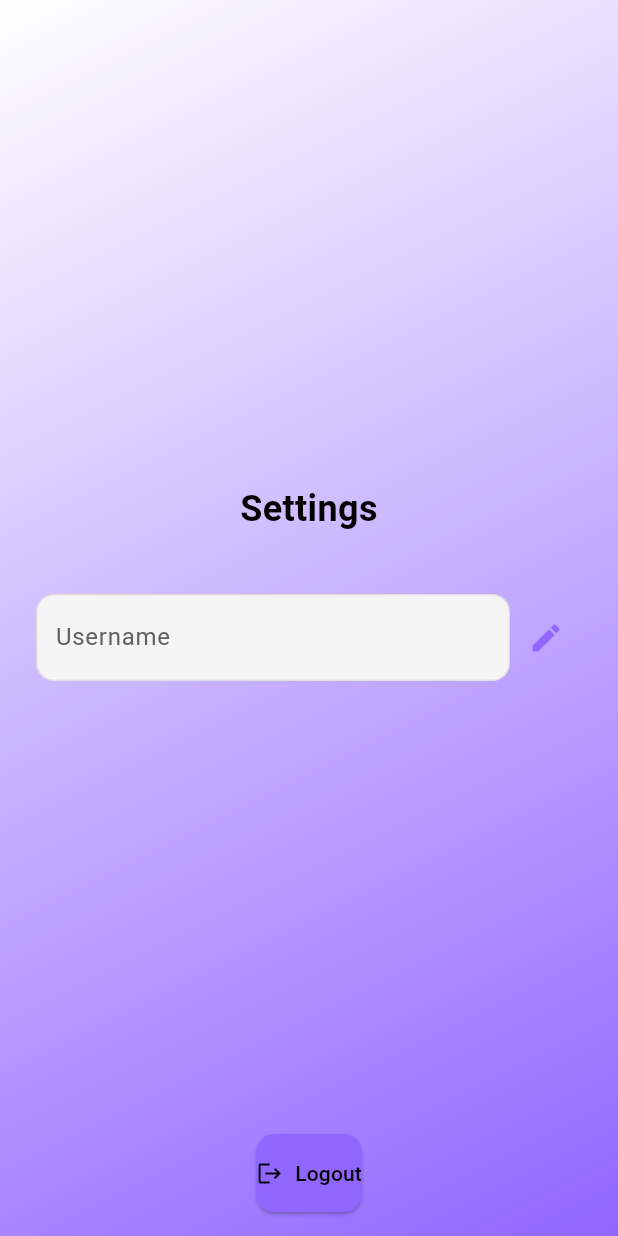
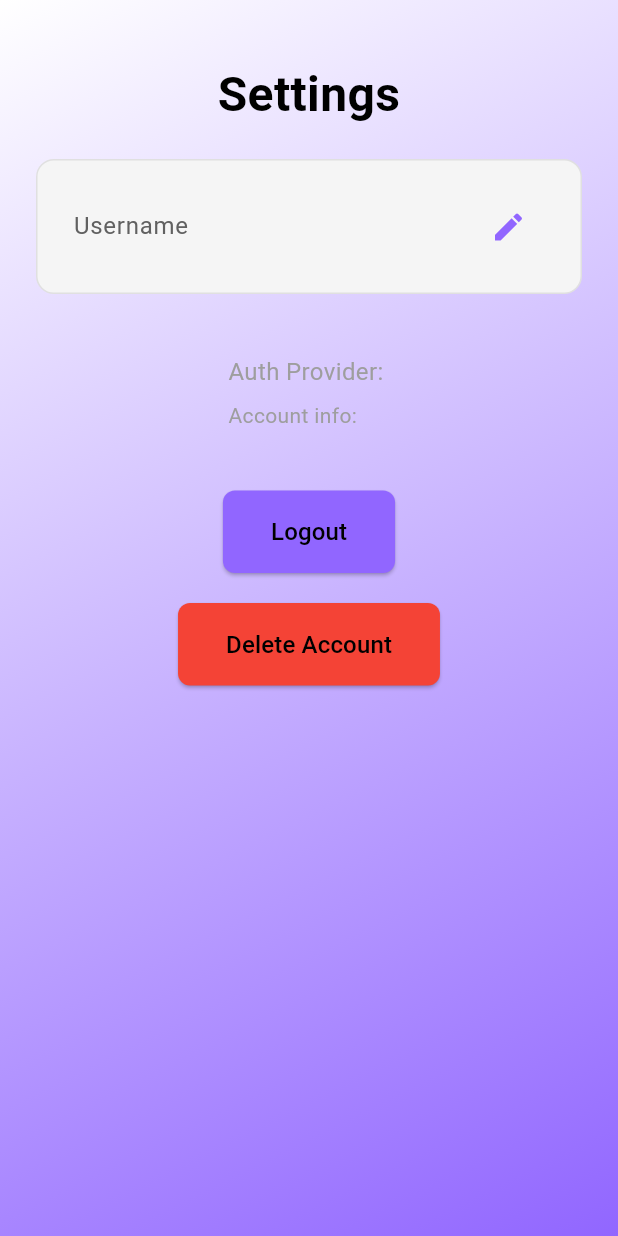
Before and after one commit to Vishal-Singh2k4/BingeBros, a Flutter app: the SettingsPage screen opened by its route, on a phone screen of 412 x 824 dp. Run offline on Flutter 3.47's test engine with Material 3 defaults, Android fonts, the phone set to English and light mode, and no system bars; our stand-ins replace carousel_slider, cloud_firestore, firebase_auth, firebase_core, google_sign_in, intl_phone_number_input and 3 more; accounts and stored records are empty.

Commit message:
Delete account and Logout added

```diff
--- a/binge/lib/pages/SettingsPage.dart
+++ b/binge/lib/pages/SettingsPage.dart
@@ -15,6 +15,8 @@ class _SettingsPageState extends State<SettingsPage> {
   bool _isEditingUsername = false;
   String _originalUsername = '';
   TextEditingController _usernameController = TextEditingController();
+  String _authProvider = ''; // Variable to hold the auth provider info
+  String _authInfo = ''; // Variable to hold the auth info (phone or email)
 
   @override
   void initState() {
@@ -30,6 +32,22 @@ class _SettingsPageState extends State<SettingsPage> {
       var userData = snapshot.data() as Map<String, dynamic>;
       _originalUsername = userData['username'] ?? user.email;
       _usernameController.text = _originalUsername;
+
+      // Determine the authentication provider and relevant info
+      if (user.providerData.isNotEmpty) {
+        var provider = user.providerData.first.providerId;
+        if (provider == 'google.com') {
+          _authProvider = 'Google Account';
+          _authInfo = user.email ?? 'No email';
+        } else if (provider == 'phone') {
+          _authProvider = 'Phone Number';
+          _authInfo = user.phoneNumber ?? 'No phone number';
+        } else {
+          _authProvider = 'Other';
+          _authInfo = 'N/A';
+        }
+      }
+
       setState(() {}); // Ensure the UI is updated after loading the username
     }
   }
@@ -85,6 +103,75 @@ class _SettingsPageState extends State<SettingsPage> {
     });
   }
 
+  void _showDeleteAccountDialog() {
+    showDialog(
+      context: context,
+      builder: (BuildContext context) {
+        return AlertDialog(
+          title: Text('Confirm Deletion'),
+          content: Text('Are you sure you want to delete your account? This action cannot be undone.'),
+          actions: <Widget>[
+            TextButton(
+              child: Text('Cancel'),
+              onPressed: () {
+                Navigator.of(context).pop();
+              },
+            ),
+            TextButton(
+              child: Text('Delete'),
+              onPressed: () {
+                Navigator.of(context).pop();
+                _startAccountDeletion();
+              },
+            ),
+          ],
+        );
+      },
+    );
+  }
+
+  void _startAccountDeletion() {
+    // Show a loading indicator or message
+    ScaffoldMessenger.of(context).showSnackBar(
+      SnackBar(
+        content: Text('Account deletion will start in 5 seconds.'),
+        duration: Duration(seconds: 2),
+        backgroundColor: Colors.orange,
+      ),
+    );
+
+    // Delay for 5 seconds before deleting the account
+    Future.delayed(Duration(seconds: 5), () {
+      _deleteAccount();
+    });
+  }
+
+  void _deleteAccount() async {
+    User? user = _auth.currentUser;
+    if (user != null) {
+      try {
+        // Delete Firestore document
+        await _firestore.collection('users').doc(user.uid).delete();
+
+        // Delete Firebase Auth account
+        await user.delete();
+
+        // Navigate to splash or login screen
+        Navigator.pushReplacementNamed(context, Routes.splash);
+      } catch (e) {
+        ScaffoldMessenger.of(context).showSnackBar(
+          SnackBar(
+            content: Text(
+              'Error deleting account. Please try again.',
+              style: TextStyle(color: Colors.white),
+            ),
+            backgroundColor: Colors.red,
+          ),
+        );
+      }
+    }
+  }
+
   @override
   Widget build(BuildContext context) {
     final bool isDarkMode =
@@ -94,6 +181,7 @@ class _SettingsPageState extends State<SettingsPage> {
     final Color secondaryTextColor =
         isDarkMode ? Colors.grey[400]! : Colors.grey[700]!;
     final Color buttonColor = Color(0xFF9166FF);
+    final Color subtleTextColor = isDarkMode ? Colors.grey[600]! : Colors.grey[500]!;
 
     final Gradient backgroundGradient = isDarkMode
         ? LinearGradient(
@@ -114,52 +202,64 @@ class _SettingsPageState extends State<SettingsPage> {
         ),
         padding: const EdgeInsets.symmetric(horizontal: 24.0),
         child: Column(
-          mainAxisAlignment: MainAxisAlignment.spaceBetween,
+          mainAxisAlignment: MainAxisAlignment.start,
           children: [
-            Expanded(
-              child: Center(
-                child: SingleChildScrollView(
-                  child: Column(
-                    mainAxisAlignment: MainAxisAlignment.center,
-                    crossAxisAlignment: CrossAxisAlignment.stretch,
-                    children: [
-                      SizedBox(height: 20),
+            SizedBox(height: 40), // Space from the top
             Text(
               "Settings",
               style: TextStyle(
                 color: primaryTextColor,
-                          fontSize: 24,
+                fontSize: 32,
                 fontWeight: FontWeight.bold,
               ),
               textAlign: TextAlign.center,
             ),
+            SizedBox(height: 20),
+            Expanded(
+              child: SingleChildScrollView(
+                child: Column(
+                  children: [
+                    _buildUsernameSection(primaryTextColor, secondaryTextColor, buttonColor),
                     SizedBox(height: 40),
-                      Row(
+                    _buildAuthProviderSection(subtleTextColor),
+                    SizedBox(height: 40), // Space before the logout button
+                    _buildLogoutButton(primaryTextColor, buttonColor),
+                    SizedBox(height: 20), // Space before the delete account button
+                    _buildDeleteAccountButton(primaryTextColor, buttonColor),
+                  ],
+                ),
+              ),
+            ),
+          ],
+        ),
+      ),
+    );
+  }
+
+  Widget _buildUsernameSection(Color primaryTextColor, Color secondaryTextColor, Color buttonColor) {
+    final bool isDarkMode =
+        MediaQuery.of(context).platformBrightness == Brightness.dark;
+
+    return Container(
+      padding: EdgeInsets.symmetric(vertical: 16.0, horizontal: 24.0),
+      decoration: BoxDecoration(
+        color: isDarkMode ? Color(0xFF1E1E1E) : Color(0xFFF5F5F5),
+        borderRadius: BorderRadius.circular(12),
+        border: Border.all(
+          color: isDarkMode ? Color(0xFF282828) : Colors.grey[300]!,
+        ),
+      ),
+      child: Row(
         children: [
           Expanded(
-                            child: Container(
-                              padding: EdgeInsets.symmetric(horizontal: 12.0),
-                              decoration: BoxDecoration(
-                                color: isDarkMode
-                                    ? Color(0xFF1E1E1E)
-                                    : Color(0xFFF5F5F5),
-                                borderRadius: BorderRadius.circular(12),
-                                border: Border.all(
-                                  color: isDarkMode
-                                      ? Color(0xFF282828)
-                                      : Colors.grey[300]!,
-                                ),
-                              ),
             child: TextField(
               controller: _usernameController,
               enabled: _isEditingUsername,
               decoration: InputDecoration(
                 border: InputBorder.none,
                 hintText: "Username",
-                                  hintStyle:
-                                      TextStyle(color: secondaryTextColor),
-                                  contentPadding:
-                                      EdgeInsets.symmetric(vertical: 16.0),
+                hintStyle: TextStyle(color: secondaryTextColor),
+                contentPadding: EdgeInsets.symmetric(vertical: 16.0),
               ),
               style: TextStyle(
                 color: primaryTextColor,
@@ -167,12 +267,11 @@ class _SettingsPageState extends State<SettingsPage> {
               ),
             ),
           ),
-                          ),
           if (_isEditingUsername)
             IconButton(
               icon: Icon(
                 Icons.cancel,
-                                color: buttonColor,
+                color: Color(0xFFB71C1C),
               ),
               onPressed: _cancelEdit,
             ),
@@ -185,15 +284,34 @@ class _SettingsPageState extends State<SettingsPage> {
           ),
         ],
       ),
-                      if (_isEditingUsername) SizedBox(height: 20),
-                    ],
+    );
+  }
+
+  Widget _buildAuthProviderSection(Color subtleTextColor) {
+    return Column(
+      crossAxisAlignment: CrossAxisAlignment.start,
+      children: [
+        Text(
+          "Auth Provider: $_authProvider",
+          style: TextStyle(
+            color: subtleTextColor,
+            fontSize: 16,
           ),
         ),
+        SizedBox(height: 8),
+        Text(
+          "Account info: $_authInfo",
+          style: TextStyle(
+            color: subtleTextColor,
+            fontSize: 14,
           ),
         ),
-            Padding(
-              padding: const EdgeInsets.only(bottom: 16.0),
-              child: ElevatedButton.icon(
+      ],
+    );
+  }
+
+  Widget _buildLogoutButton(Color primaryTextColor, Color buttonColor) {
+    return ElevatedButton(
       onPressed: () async {
         try {
           await _auth.signOut();
@@ -210,21 +328,38 @@ class _SettingsPageState extends State<SettingsPage> {
           );
         }
       },
-                icon: Icon(Icons.logout, color: primaryTextColor),
-                label: Text(
-                  'Logout',
-                  style: TextStyle(color: primaryTextColor),
-                ),
       style: ElevatedButton.styleFrom(
         backgroundColor: buttonColor,
-                  padding: EdgeInsets.symmetric(vertical: 16.0),
+        padding: EdgeInsets.symmetric(vertical: 16.0, horizontal: 32.0),
         shape: RoundedRectangleBorder(
-                    borderRadius: BorderRadius.circular(12.0),
+          borderRadius: BorderRadius.circular(8.0),
         ),
       ),
+      child: Text(
+        'Logout',
+        style: TextStyle(
+          color: primaryTextColor,
+          fontSize: 16,
         ),
       ),
-          ],
+    );
+  }
+
+  Widget _buildDeleteAccountButton(Color primaryTextColor, Color buttonColor) {
+    return ElevatedButton(
+      onPressed: _showDeleteAccountDialog,
+      style: ElevatedButton.styleFrom(
+        backgroundColor: Colors.red,
+        padding: EdgeInsets.symmetric(vertical: 16.0, horizontal: 32.0),
+        shape: RoundedRectangleBorder(
+          borderRadius: BorderRadius.circular(8.0),
+        ),
+      ),
+      child: Text(
+        'Delete Account',
+        style: TextStyle(
+          color: primaryTextColor,
+          fontSize: 16,
         ),
       ),
     );
--- a/binge/pubspec.yaml
+++ b/binge/pubspec.yaml
@@ -42,6 +42,8 @@ dependencies:
   pinput: ^5.0.0
   intl_phone_number_input: ^0.7.4
   carousel_slider: ^5.0.0
+  # fluttermoji: ^1.0.2
+  package_info_plus: 8.0.2
   fluttermoji: ^1.0.2
 
 dev_dependencies:
```
Also changed, not shown: binge/lib/pages/splashscreen.dart (+21 -2 lines), binge/pubspec.lock, 1 other file. Lines whose indentation alone changed are shown as unchanged.
